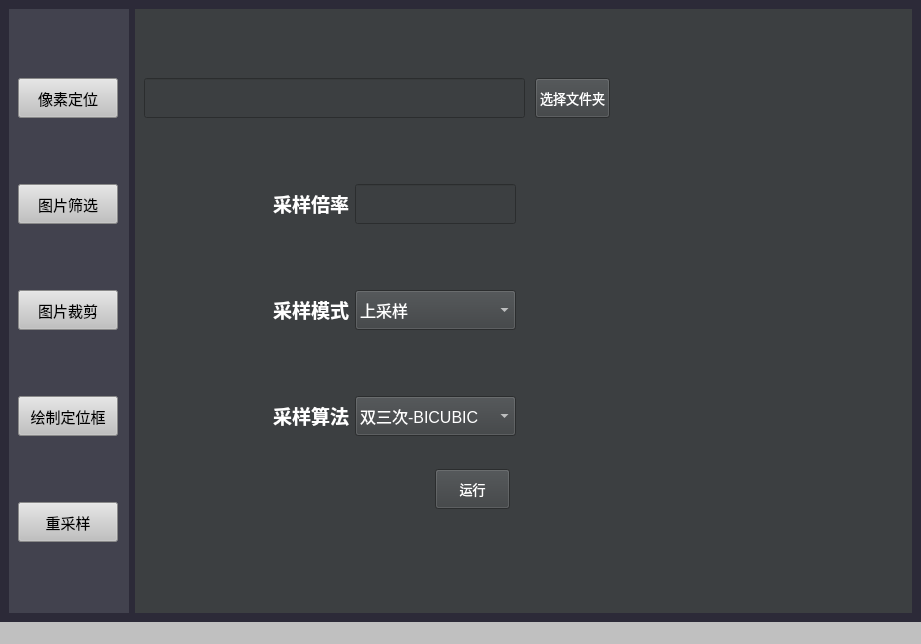
First picture: the form in UI_MainWindow.ui, repository COKID/ImageToolsGUI, before the edit.
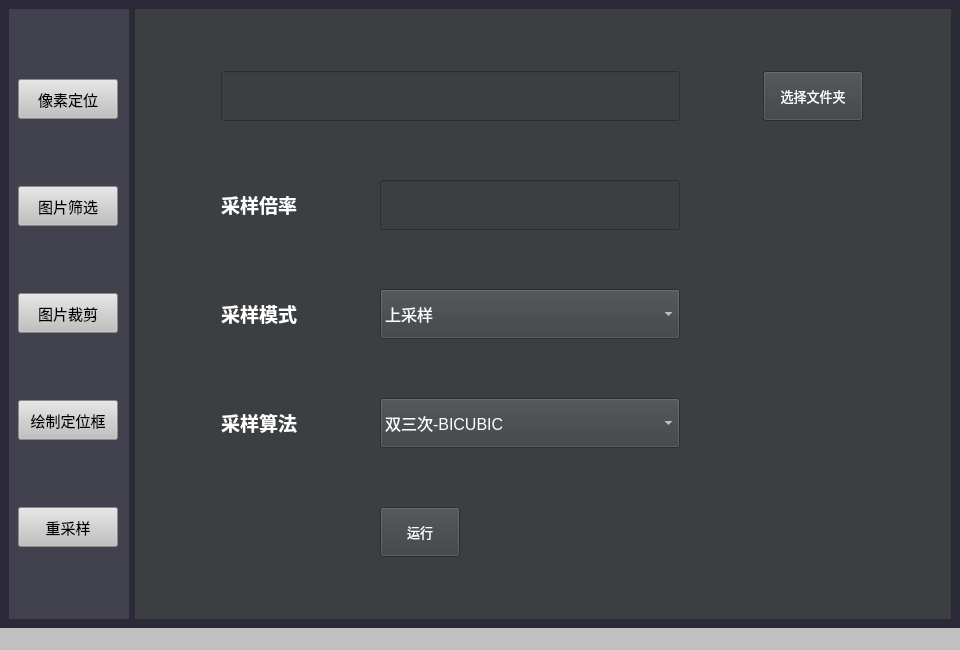
Second picture: the form after the edit. The open tabs and pages were chosen to show the change.

Commit message: Fix: adjust UI Add: pack to .exe

```diff
--- a/UI_MainWindow.ui
+++ b/UI_MainWindow.ui
@@ -6,8 +6,8 @@
    <rect>
     <x>0</x>
     <y>0</y>
-    <width>921</width>
-    <height>644</height>
+    <width>960</width>
+    <height>650</height>
    </rect>
   </property>
   <property name="sizePolicy">
@@ -18,8 +18,8 @@
   </property>
   <property name="minimumSize">
    <size>
-    <width>900</width>
-    <height>600</height>
+    <width>960</width>
+    <height>650</height>
    </size>
   </property>
   <property name="windowTitle">
@@ -1984,15 +1984,9 @@
        </layout>
       </widget>
       <widget class="QWidget" name="imageResample">
+       <layout class="QGridLayout" name="gridLayout">
+        <item row="0" column="0" colspan="2">
        <widget class="QLineEdit" name="resamplePath">
-        <property name="geometry">
-         <rect>
-          <x>9</x>
-          <y>69</y>
-          <width>381</width>
-          <height>40</height>
-         </rect>
-        </property>
         <property name="sizePolicy">
          <sizepolicy hsizetype="Fixed" vsizetype="Fixed">
           <horstretch>0</horstretch>
@@ -2002,13 +1996,13 @@
         <property name="minimumSize">
          <size>
           <width>0</width>
-          <height>40</height>
+            <height>50</height>
          </size>
         </property>
         <property name="maximumSize">
          <size>
-          <width>1000</width>
-          <height>40</height>
+            <width>1500</width>
+            <height>50</height>
          </size>
         </property>
         <property name="font">
@@ -2023,15 +2017,9 @@
          <string/>
         </property>
        </widget>
+        </item>
+        <item row="0" column="2">
        <widget class="QPushButton" name="resampleFolderButton">
-        <property name="geometry">
-         <rect>
-          <x>400</x>
-          <y>69</y>
-          <width>75</width>
-          <height>40</height>
-         </rect>
-        </property>
         <property name="sizePolicy">
          <sizepolicy hsizetype="Fixed" vsizetype="Fixed">
           <horstretch>0</horstretch>
@@ -2040,48 +2028,14 @@
         </property>
         <property name="minimumSize">
          <size>
-          <width>70</width>
-          <height>40</height>
-         </size>
-        </property>
-        <property name="font">
-         <font>
-          <family>Microsoft YaHei</family>
-          <pointsize>10</pointsize>
-         </font>
-        </property>
-        <property name="styleSheet">
-         <string notr="true">color: rgb(255, 255, 255);</string>
-        </property>
-        <property name="text">
-         <string>选择文件夹</string>
-        </property>
-       </widget>
-       <widget class="QLineEdit" name="scaleFactor">
-        <property name="geometry">
-         <rect>
-          <x>220</x>
-          <y>175</y>
-          <width>161</width>
-          <height>40</height>
-         </rect>
-        </property>
-        <property name="sizePolicy">
-         <sizepolicy hsizetype="Expanding" vsizetype="Fixed">
-          <horstretch>0</horstretch>
-          <verstretch>0</verstretch>
-         </sizepolicy>
-        </property>
-        <property name="minimumSize">
-         <size>
           <width>100</width>
-          <height>40</height>
+            <height>50</height>
          </size>
         </property>
         <property name="maximumSize">
          <size>
-          <width>200</width>
-          <height>40</height>
+            <width>16777215</width>
+            <height>50</height>
          </size>
         </property>
         <property name="font">
@@ -2093,18 +2047,12 @@
          <string notr="true">color: rgb(255, 255, 255);</string>
         </property>
         <property name="text">
-         <string/>
-        </property>
-       </widget>
+           <string>选择文件夹</string>
+          </property>
+         </widget>
+        </item>
+        <item row="1" column="0">
        <widget class="QLabel" name="label_14">
-        <property name="geometry">
-         <rect>
-          <x>138</x>
-          <y>175</y>
-          <width>76</width>
-          <height>40</height>
-         </rect>
-        </property>
         <property name="sizePolicy">
          <sizepolicy hsizetype="Fixed" vsizetype="Fixed">
           <horstretch>0</horstretch>
@@ -2139,15 +2087,42 @@
          <string>&lt;html&gt;&lt;head/&gt;&lt;body&gt;&lt;p align=&quot;center&quot;&gt;&lt;span style=&quot; font-weight:600; color:#ffffff;&quot;&gt;采样倍率&lt;/span&gt;&lt;/p&gt;&lt;/body&gt;&lt;/html&gt;</string>
         </property>
        </widget>
+        </item>
+        <item row="1" column="1">
+         <widget class="QLineEdit" name="scaleFactor">
+          <property name="sizePolicy">
+           <sizepolicy hsizetype="Expanding" vsizetype="Fixed">
+            <horstretch>0</horstretch>
+            <verstretch>0</verstretch>
+           </sizepolicy>
+          </property>
+          <property name="minimumSize">
+           <size>
+            <width>300</width>
+            <height>50</height>
+           </size>
+          </property>
+          <property name="maximumSize">
+           <size>
+            <width>0</width>
+            <height>50</height>
+           </size>
+          </property>
+          <property name="font">
+           <font>
+            <pointsize>10</pointsize>
+           </font>
+          </property>
+          <property name="styleSheet">
+           <string notr="true">color: rgb(255, 255, 255);</string>
+          </property>
+          <property name="text">
+           <string/>
+          </property>
+         </widget>
+        </item>
+        <item row="2" column="0">
        <widget class="QLabel" name="label_17">
-        <property name="geometry">
-         <rect>
-          <x>138</x>
-          <y>281</y>
-          <width>76</width>
-          <height>40</height>
-         </rect>
-        </property>
         <property name="sizePolicy">
          <sizepolicy hsizetype="Fixed" vsizetype="Fixed">
           <horstretch>0</horstretch>
@@ -2182,15 +2157,9 @@
          <string>&lt;html&gt;&lt;head/&gt;&lt;body&gt;&lt;p align=&quot;center&quot;&gt;&lt;span style=&quot; font-weight:600; color:#ffffff;&quot;&gt;采样模式&lt;/span&gt;&lt;/p&gt;&lt;/body&gt;&lt;/html&gt;</string>
         </property>
        </widget>
+        </item>
+        <item row="2" column="1">
        <widget class="QComboBox" name="resampleMode">
-        <property name="geometry">
-         <rect>
-          <x>220</x>
-          <y>281</y>
-          <width>161</width>
-          <height>40</height>
-         </rect>
-        </property>
         <property name="sizePolicy">
          <sizepolicy hsizetype="Expanding" vsizetype="Fixed">
           <horstretch>0</horstretch>
@@ -2199,14 +2168,14 @@
         </property>
         <property name="minimumSize">
          <size>
-          <width>100</width>
-          <height>40</height>
+            <width>300</width>
+            <height>50</height>
          </size>
         </property>
         <property name="maximumSize">
          <size>
-          <width>200</width>
-          <height>40</height>
+            <width>0</width>
+            <height>50</height>
          </size>
         </property>
         <property name="font">
@@ -2231,15 +2200,9 @@
          </property>
         </item>
        </widget>
+        </item>
+        <item row="3" column="0">
        <widget class="QLabel" name="label_18">
-        <property name="geometry">
-         <rect>
-          <x>138</x>
-          <y>387</y>
-          <width>76</width>
-          <height>40</height>
-         </rect>
-        </property>
         <property name="sizePolicy">
          <sizepolicy hsizetype="Fixed" vsizetype="Fixed">
           <horstretch>0</horstretch>
@@ -2274,15 +2237,9 @@
          <string>&lt;html&gt;&lt;head/&gt;&lt;body&gt;&lt;p align=&quot;center&quot;&gt;&lt;span style=&quot; font-weight:600; color:#ffffff;&quot;&gt;采样算法&lt;/span&gt;&lt;/p&gt;&lt;/body&gt;&lt;/html&gt;</string>
         </property>
        </widget>
+        </item>
+        <item row="3" column="1">
        <widget class="QComboBox" name="resampleAlgorithm">
-        <property name="geometry">
-         <rect>
-          <x>220</x>
-          <y>387</y>
-          <width>161</width>
-          <height>40</height>
-         </rect>
-        </property>
         <property name="sizePolicy">
          <sizepolicy hsizetype="Expanding" vsizetype="Fixed">
           <horstretch>0</horstretch>
@@ -2291,14 +2248,14 @@
         </property>
         <property name="minimumSize">
          <size>
-          <width>100</width>
-          <height>40</height>
+            <width>300</width>
+            <height>50</height>
          </size>
         </property>
         <property name="maximumSize">
          <size>
-          <width>200</width>
-          <height>40</height>
+            <width>0</width>
+            <height>50</height>
          </size>
         </property>
         <property name="font">
@@ -2333,15 +2290,9 @@
          </property>
         </item>
        </widget>
+        </item>
+        <item row="4" column="1">
        <widget class="QPushButton" name="resampleRun">
-        <property name="geometry">
-         <rect>
-          <x>300</x>
-          <y>460</y>
-          <width>75</width>
-          <height>40</height>
-         </rect>
-        </property>
         <property name="sizePolicy">
          <sizepolicy hsizetype="Fixed" vsizetype="Fixed">
           <horstretch>0</horstretch>
@@ -2351,7 +2302,13 @@
         <property name="minimumSize">
          <size>
           <width>70</width>
-          <height>40</height>
+            <height>50</height>
+           </size>
+          </property>
+          <property name="maximumSize">
+           <size>
+            <width>16777215</width>
+            <height>50</height>
          </size>
         </property>
         <property name="font">
@@ -2367,6 +2324,8 @@
          <string>运行</string>
         </property>
        </widget>
+        </item>
+       </layout>
       </widget>
       <widget class="QWidget" name="imageSelector2">
        <layout class="QVBoxLayout" name="verticalLayout_6">
```
Left out of the diff: 211 changed lines with no effect on the pictures. Lines whose indentation alone changed are shown as unchanged. The commit also changes 2 other files.
